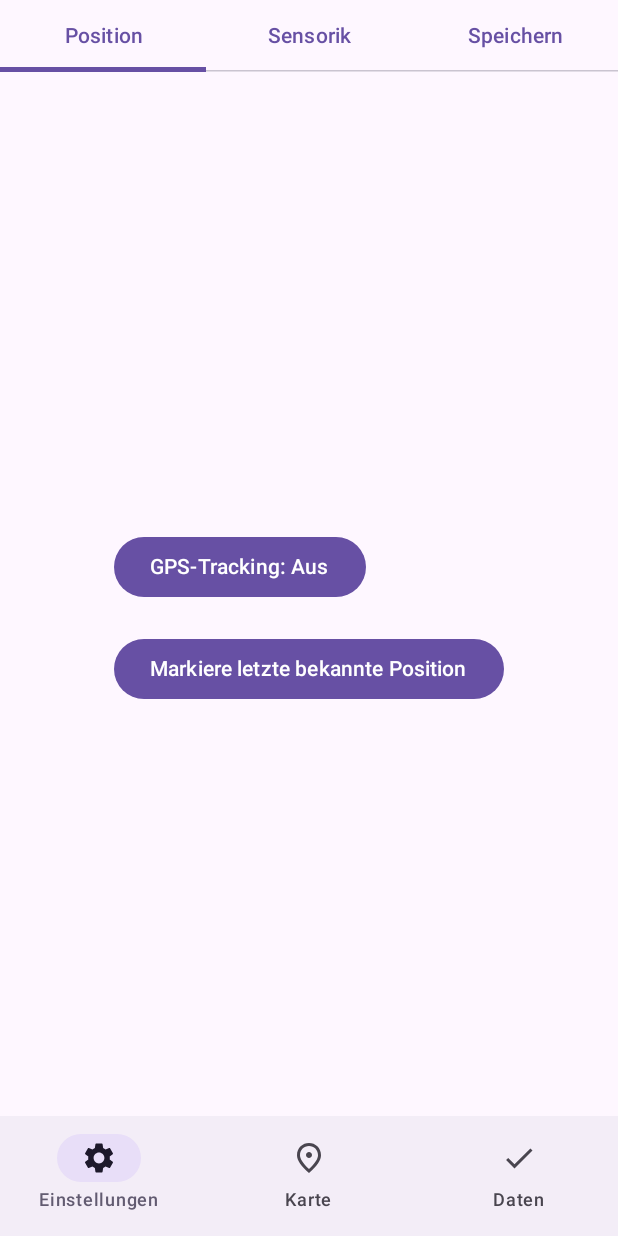
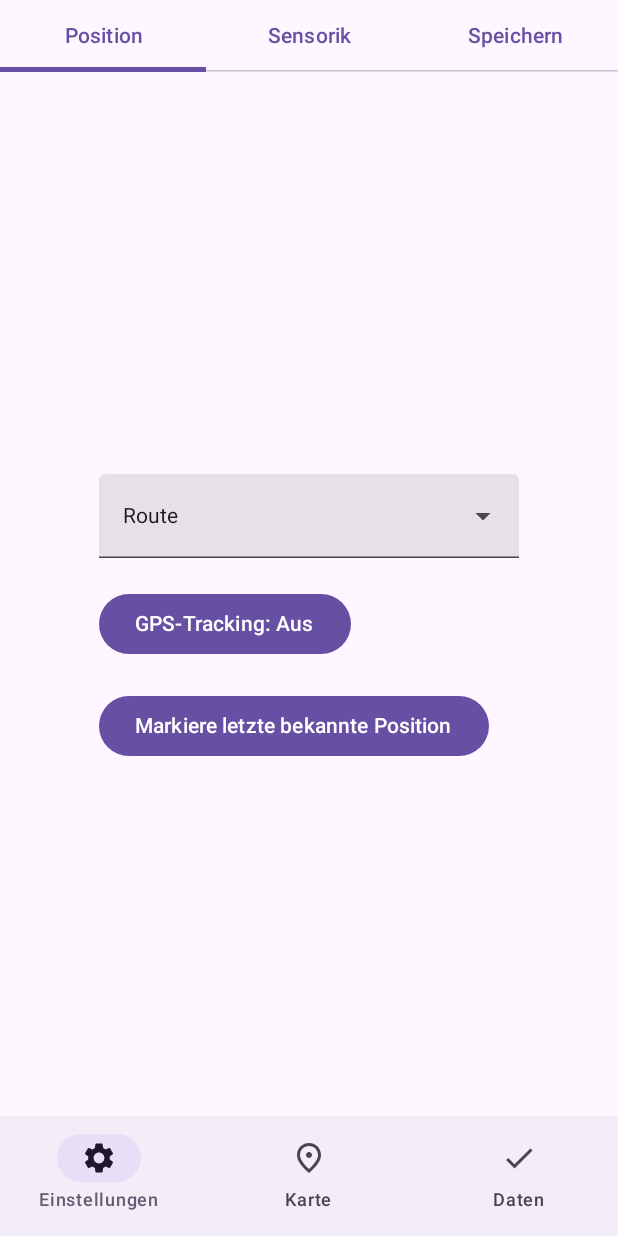
Before and after one commit to SellmannPhilipp/BoMoApp, an Android app built with Jetpack Compose: the screen it shows after launch (MainActivity), on a phone screen of 412 x 824 dp. Run offline under Robolectric (Android 15) with nearby library versions, the phone set to English and light mode, and no system bars; libraries missing offline, so code that uses them is left out: com.karumi.dexter; 1 statement that could not run was skipped.

Commit message:
Fixed bug

```diff
--- a/app/src/main/java/com/praktikum/bomoapp/activities/SettingsActivity.kt
+++ b/app/src/main/java/com/praktikum/bomoapp/activities/SettingsActivity.kt
@@ -34,6 +34,7 @@ import androidx.compose.ui.platform.LocalContext
 import androidx.compose.ui.unit.dp
 import com.praktikum.bomoapp.ChromeTab
 import com.praktikum.bomoapp.DataSaver
+import com.praktikum.bomoapp.PathController
 import com.praktikum.bomoapp.viewmodels.LastLocationViewModel
 import com.praktikum.bomoapp.viewmodels.SamplingRateViewModel
 
@@ -66,6 +67,8 @@ fun Settings() {
                 Column {
                     //NetworkTracking(networkViewModel)
                     //Spacer(modifier = Modifier.height(20.dp))
+                    MenuPath()
+                    Spacer(modifier = Modifier.height(20.dp))
                     GpsTracking(gpsViewModel)
                     Spacer(modifier = Modifier.height(20.dp))
                     Marker()
@@ -270,3 +273,56 @@ fun MenuSamplingrate() {
         }
     }
 }
+
+@OptIn(ExperimentalMaterial3Api::class)
+@Composable
+fun MenuPath() {
+    var isExpanded by remember { mutableStateOf(false) }
+    var selectedText by remember { mutableStateOf("Route") }
+
+    ExposedDropdownMenuBox(
+        expanded = isExpanded,
+        onExpandedChange = {isExpanded = it}
+    ) {
+        TextField(
+            value = selectedText,
+            onValueChange = {},
+            readOnly = true,
+            trailingIcon = {
+                ExposedDropdownMenuDefaults.TrailingIcon(expanded = isExpanded)
+            },
+            colors = ExposedDropdownMenuDefaults.textFieldColors(),
+            modifier = Modifier.menuAnchor()
+        )
+
+        ExposedDropdownMenu(
+            expanded = isExpanded,
+            onDismissRequest = { isExpanded = false }
+        ) {
+            DropdownMenuItem(
+                text = { Text(text = "Ausblenden")},
+                onClick = {
+                    selectedText = "Ausblenden"
+                    PathController.setPathToShow(0)
+                    isExpanded = false
+                }
+            )
+            DropdownMenuItem(
+                text = { Text(text = "Route 1")},
+                onClick = {
+                    selectedText = "Route 1"
+                    PathController.setPathToShow(1)
+                    isExpanded = false
+                }
+            )
+            DropdownMenuItem(
+                text = { Text(text = "Route 2")},
+                onClick = {
+                    selectedText = "Route 2"
+                    PathController.setPathToShow(2)
+                    isExpanded = false
+                }
+            )
+        }
+    }
+}
```
